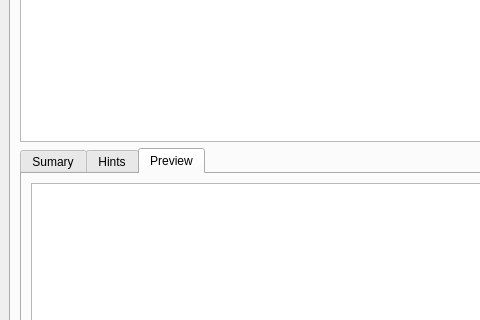
This is interface/main.ui in abeljm/SuperGrep as Qt 5 draws it before an edit; both pictures show x 0 to 480 and y 227 to 547 of the 972 by 657 pixel window. The edited form follows.
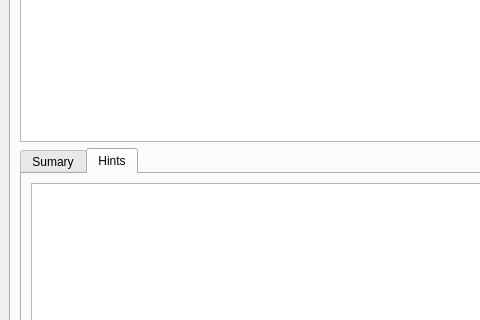
This is the edited form. The open tabs and pages were chosen to show the change.

What changed in the file:
```diff
--- a/interface/main.ui
+++ b/interface/main.ui
@@ -243,16 +243,6 @@
             </item>
            </layout>
           </widget>
-          <widget class="QWidget" name="tab_preview">
-           <attribute name="title">
-            <string>Preview</string>
-           </attribute>
-           <layout class="QGridLayout" name="gridLayout_6">
-            <item row="0" column="0">
-             <widget class="QTextEdit" name="tedit_preview"/>
-            </item>
-           </layout>
-          </widget>
          </widget>
         </item>
        </layout>
```
